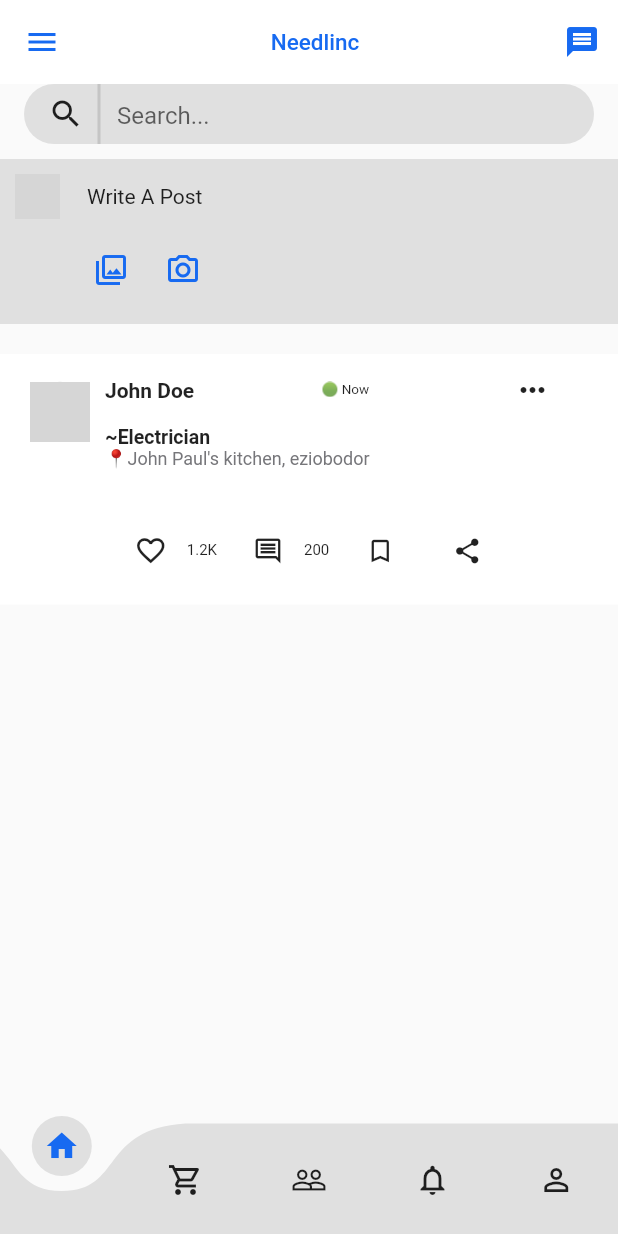
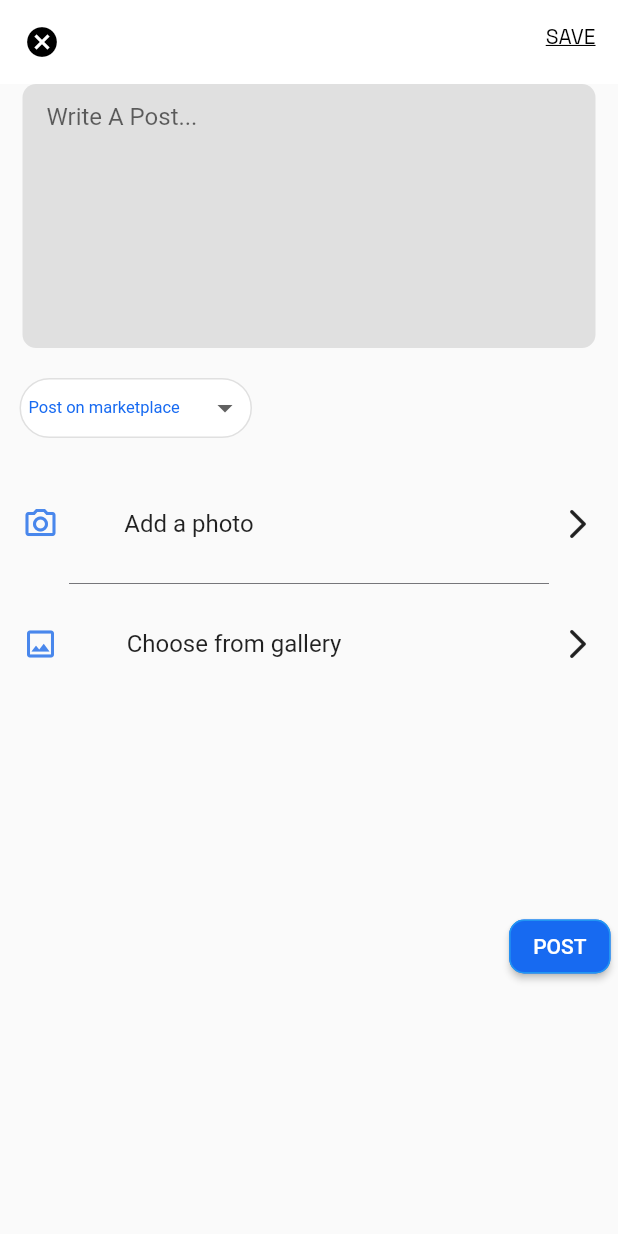
Before and after one commit to Needlinc/Needlinc, a Flutter app: the screen it shows after launch, after a tap on the "photo library" icon, on a phone screen of 412 x 824 dp. Run offline on Flutter 3.47's test engine with Material 2 defaults, Android fonts, the phone set to English and light mode, and no system bars; drawn by our look-alikes of curved_navigation_bar; our stand-ins replace flutter_staggered_animations, google_fonts; network calls fail; Roboto replaces fonts that are missing (Oxygen); grey boxes are pictures that could not be loaded.

Commit message:
Add Make a post page section with dropdown menu feature

```diff
--- a/lib/needlinc/client-pages/home.dart
+++ b/lib/needlinc/client-pages/home.dart
@@ -2,6 +2,8 @@ import 'dart:ui';
 
 import 'package:flutter/material.dart';
 import 'package:needlinc/needlinc/client-pages/marketplace.dart';
+import 'package:needlinc/needlinc/client-pages/post.dart';
+import 'package:needlinc/needlinc/client-pages/profile.dart';
 import '../colors/colors.dart';
 
 class HomePage extends StatefulWidget {
@@ -76,7 +78,7 @@ class _HomePageState extends State<HomePage> {
                               child: Column(
                                 crossAxisAlignment: CrossAxisAlignment.start,
                                 children: [
-                                  Text("Emeka John", style: TextStyle(fontWeight: FontWeight.w700, fontSize: 16),),
+                                  Text("Richard John", style: TextStyle(fontWeight: FontWeight.w700, fontSize: 16),),
                                   Container(color: NeedlincColors.black2, width: 180, height: 2.0, margin: EdgeInsets.fromLTRB(0.0, 0.0, 0.0, 0.0),)
                                 ],
                               ),
@@ -203,7 +205,13 @@ class _HomePageState extends State<HomePage> {
               children: [
                 Row(
                     children: [
-                      Container(
+                      //TODO Profile Picture
+                      GestureDetector(
+                        onTap: ()
+                        {
+                          Navigator.push(context, MaterialPageRoute(builder: (context) => ProfilePage()),);
+                        },
+                        child: Container(
                           padding: EdgeInsets.all(15.0),
                           margin: EdgeInsets.all(10.0),
                           decoration: BoxDecoration(
@@ -217,15 +225,23 @@ class _HomePageState extends State<HomePage> {
                             shape: BoxShape.circle,
                           ),
                         ),
-                      Padding(padding: EdgeInsets.all(8), child: Text("Write A Post"),)
+                      ),
+                      //TODO Write a post
+                      GestureDetector(
+                          onTap: ()
+                          {
+                            Navigator.push(context, MaterialPageRoute(builder: (context) => PostPage()),);
+                          },
+                          child: Padding(padding: EdgeInsets.all(8), child: Text("Write A Post"),))
                     ],
                   ),
+                //TODO Select Gallary or Camera icon
                 Row(
                   mainAxisAlignment: MainAxisAlignment.start,
                   children: [
                     SizedBox(width: 50.0,),
-                    IconButton(onPressed: (){}, icon: Icon(Icons.photo_library_outlined, color: NeedlincColors.blue1,)),
-                    IconButton(onPressed: (){}, icon: Icon(Icons.camera_alt_outlined, color: NeedlincColors.blue1,))
+                    IconButton(onPressed: (){Navigator.push(context, MaterialPageRoute(builder: (context) => PostPage()));}, icon: Icon(Icons.photo_library_outlined, color: NeedlincColors.blue1,)),
+                    IconButton(onPressed: (){Navigator.push(context, MaterialPageRoute(builder: (context) => PostPage()));}, icon: Icon(Icons.camera_alt_outlined, color: NeedlincColors.blue1,))
                   ],
                 )
               ],
--- /dev/null
+++ b/lib/needlinc/client-pages/post.dart
@@ -0,0 +1,120 @@
+import 'package:flutter/material.dart';
+import 'package:google_fonts/google_fonts.dart';
+import 'package:needlinc/needlinc/colors/colors.dart';
+
+import '../general-pages/dropdown-menu.dart';
+
+class PostPage extends StatefulWidget {
+  const PostPage({Key? key}) : super(key: key);
+
+  @override
+  State<PostPage> createState() => _PostPageState();
+}
+
+class _PostPageState extends State<PostPage> {
+  @override
+  Widget build(BuildContext context) {
+    return Scaffold(
+      appBar: AppBar(
+        centerTitle: true,
+        backgroundColor: NeedlincColors.white,
+        elevation: 0.0,
+        iconTheme: IconThemeData(
+          color: NeedlincColors.black1
+        ),
+        actions: [
+          Container(
+            margin: EdgeInsets.only(top: 15.0, right: 15.0),
+              child: Text("SAVE", style: GoogleFonts.spaceGrotesk(color: NeedlincColors.black1, decoration: TextDecoration.underline,),))
+        ],
+        leading: IconButton(onPressed: (){Navigator.pop(context);}, icon: Icon(Icons.cancel),
+      ),
+    ),
+      body: SingleChildScrollView(
+        child: Container(
+          height: MediaQuery.of(context).size.height,
+          padding: EdgeInsets.symmetric(horizontal: 5.0),
+          child: Column(
+            children: [
+              Container(
+                margin: EdgeInsets.only(left: 10.0, bottom: 10.0, right: 10.0),
+                decoration: BoxDecoration(
+                  color: NeedlincColors.black3,
+                  borderRadius: BorderRadius.circular(9.0)
+                ),
+                child: TextField(
+                      maxLines: 8,
+                      keyboardType: TextInputType.multiline,
+                      decoration: InputDecoration(
+                        hintText: 'Write A Post...',
+                        border: OutlineInputBorder(
+                             borderSide: BorderSide.none
+                        ),
+                        focusedBorder: OutlineInputBorder(
+                          borderRadius: BorderRadius.circular(10.0),
+                          borderSide: BorderSide(color: Colors.blue),
+                        ),
+                        contentPadding: EdgeInsets.symmetric(horizontal: 16.0, vertical: 12.0),
+                      ),
+                      style: TextStyle(fontSize: 16.0),
+                ),
+              ),
+              Container(
+                alignment: Alignment.topLeft,
+                margin: EdgeInsets.only(left: 8.0, top: 10.0),
+                child: DropdownMenuWidget(),
+              ),
+
+              Container(
+                margin: EdgeInsets.only(top: 25.0),
+                padding: EdgeInsets.symmetric(horizontal: 10.0, vertical: 20.0),
+                child: Row(
+                  mainAxisAlignment: MainAxisAlignment.spaceBetween,
+                  children: [
+                    Icon(Icons.camera_alt_outlined, color: NeedlincColors.blue2,),
+                    Text("Add a photo", style: GoogleFonts.oxygen( fontSize: 16),),
+                    Container(padding: EdgeInsets.only(left: 160.0),child: Icon(Icons.arrow_forward_ios_rounded,))
+                  ],
+                ),
+              ),
+              Container(
+                width: 320,
+                  child: Divider(color: NeedlincColors.black2,)
+              ),
+              Container(
+                padding: EdgeInsets.symmetric(horizontal: 10.0, vertical: 20.0),
+                child: Row(
+                  mainAxisAlignment: MainAxisAlignment.spaceBetween,
+                  children: [
+                    Icon(Icons.image_outlined, color: NeedlincColors.blue2,),
+                    Text("Choose from gallery", style: GoogleFonts.oxygen( fontSize: 16),),
+                    Container(padding: EdgeInsets.only(left: 100.0),child: Icon(Icons.arrow_forward_ios_rounded,))
+                  ],
+                ),
+              ),
+              Container(
+                margin: EdgeInsets.only(top: 150.0),
+                alignment: Alignment.bottomRight,
+                height: 40,
+                child: ElevatedButton(
+                  onPressed: () {},
+                  child: Text("POST"),
+                  style: ButtonStyle(
+                    backgroundColor:
+                    MaterialStateProperty.all<Color>(NeedlincColors.blue1),
+                    shape: MaterialStateProperty.all<RoundedRectangleBorder>(
+                      RoundedRectangleBorder(
+                        borderRadius: BorderRadius.circular(10.0),
+                        side: BorderSide(color: Colors.blue),
+                      ),
+                    ),
+                  ),
+                ),
+              ),
+            ],
+          ),
+        ),
+      ),
+    );
+  }
+}
--- a/lib/needlinc/client-pages/profile.dart
+++ b/lib/needlinc/client-pages/profile.dart
@@ -232,7 +232,7 @@ class _ProfilePageState extends State<ProfilePage> {
                     child: Text(
                       "Account Information",
                       style: GoogleFonts.oxygen(
-                        fontSize: 20,
+                        fontSize: 16,
                         color: Colors.blue[300],
                       ),
                     ),
@@ -243,7 +243,7 @@ class _ProfilePageState extends State<ProfilePage> {
                     child: Text(
                       "Your Posts",
                       style: GoogleFonts.oxygen(
-                        fontSize: 20,
+                        fontSize: 16,
                         color: Colors.blue[300],
                       ),
                     ),
@@ -254,7 +254,7 @@ class _ProfilePageState extends State<ProfilePage> {
                     child: Text(
                       "Saved & Favourited",
                       style: GoogleFonts.oxygen(
-                        fontSize: 20,
+                        fontSize: 16,
                         color: Colors.blue[300],
                       ),
                     ),
@@ -265,7 +265,7 @@ class _ProfilePageState extends State<ProfilePage> {
                     child: Text(
                       "Contracts",
                       style: GoogleFonts.oxygen(
-                        fontSize: 20,
+                        fontSize: 16,
                         color: Colors.blue[300],
                       ),
                     ),
@@ -276,7 +276,7 @@ class _ProfilePageState extends State<ProfilePage> {
                     child: Text(
                       "Transaction History",
                       style: GoogleFonts.oxygen(
-                        fontSize: 20,
+                        fontSize: 16,
                         color: Colors.blue[300],
                       ),
                     ),
@@ -287,7 +287,7 @@ class _ProfilePageState extends State<ProfilePage> {
                     child: Text(
                       "Privacy Settings",
                       style: GoogleFonts.oxygen(
-                        fontSize: 20,
+                        fontSize: 16,
                         color: Colors.blue[300],
                       ),
                     ),
@@ -298,7 +298,7 @@ class _ProfilePageState extends State<ProfilePage> {
                   child: Text(
                     "Reviews/Ratings",
                     style: GoogleFonts.oxygen(
-                      fontSize: 20,
+                      fontSize: 16,
                       color: Colors.blue[300],
                     ),
                   ),
@@ -309,7 +309,7 @@ class _ProfilePageState extends State<ProfilePage> {
                     child: Text(
                       "Help/Support",
                       style: GoogleFonts.oxygen(
-                        fontSize: 20,
+                        fontSize: 16,
                         color: Colors.blue[300],
                       ),
                     ),
--- /dev/null
+++ b/lib/needlinc/general-pages/dropdown-menu.dart
@@ -0,0 +1,45 @@
+import 'package:flutter/material.dart';
+import 'package:needlinc/needlinc/colors/colors.dart';
+
+class DropdownMenuWidget extends StatefulWidget {
+  @override
+  _DropdownMenuWidgetState createState() => _DropdownMenuWidgetState();
+}
+
+class _DropdownMenuWidgetState extends State<DropdownMenuWidget> {
+  String selectedOption = 'Post on marketplace';
+  @override
+  Widget build(BuildContext context) {
+    return Container(
+      height: 40,
+      width: 155,
+      padding: EdgeInsets.all(5.0),
+      decoration: BoxDecoration(
+        color: NeedlincColors.white,
+        borderRadius: BorderRadius.circular(20.0),
+            border: Border.all(color: NeedlincColors.black3)
+      ),
+      child: DropdownButtonHideUnderline(
+        child: DropdownButton<String>(
+          value: selectedOption,
+          onChanged: (newValue) {
+            setState(() {
+              selectedOption = newValue!;
+            });
+          },
+          items: <String>['Post on marketplace', 'Post on Home page', 'Post in both']
+              .map<DropdownMenuItem<String>>(
+                (String value) => DropdownMenuItem<String>(
+              value: value,
+              child: Text(value, style: TextStyle(
+                  color: value == selectedOption ? NeedlincColors.blue1 : NeedlincColors.black1, fontSize: 11
+              ),),
+            ),
+          )
+              .toList(),
+          underline: Container(),
+        ),
+      ),
+    );
+  }
+}
```
Lines whose indentation alone changed are shown as unchanged.
